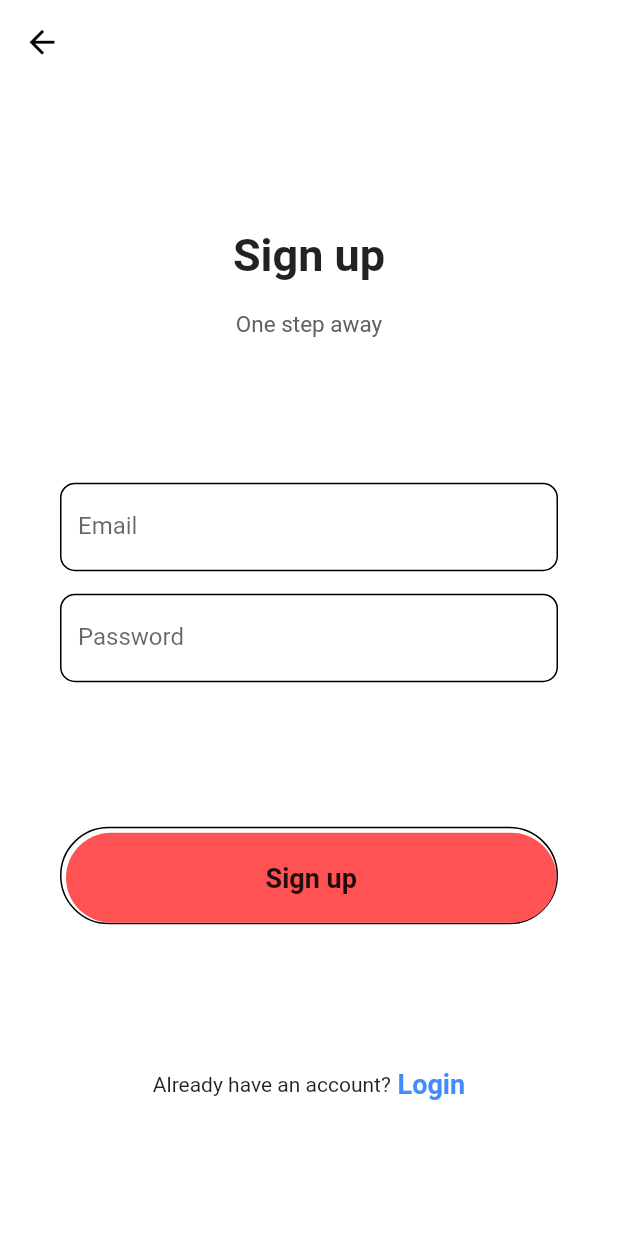
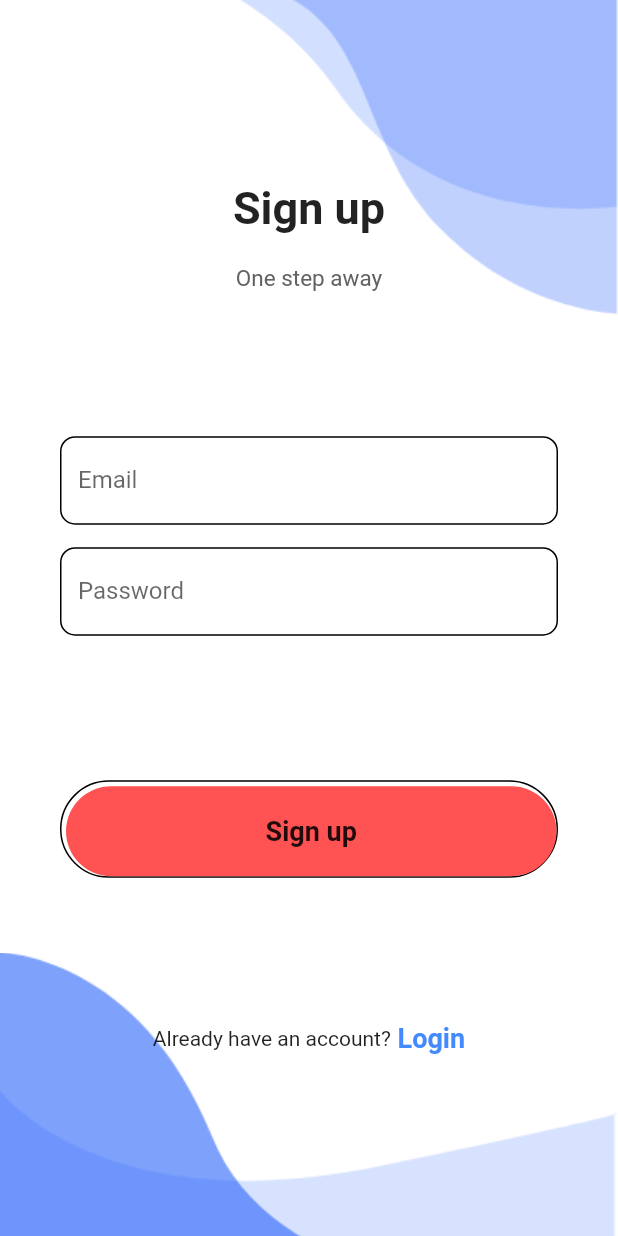
Before and after one commit to paras123yadav/DAPCL, a Flutter app: the screen it shows after launch, after a tap on "Sign up", on a phone screen of 412 x 824 dp. Run offline on Flutter 3.47's test engine with Material 2 defaults, Android fonts, the phone set to English and light mode, and no system bars; our stand-ins replace google_fonts; network calls fail.

Commit message:
added logo and styling to login page

```diff
--- /dev/null
+++ b/lib/CustomWidget/background.dart
@@ -0,0 +1,58 @@
+import 'package:flutter/material.dart';
+
+class Background extends StatelessWidget {
+  final Widget child;
+
+  const Background({
+    Key? key,
+    required this.child,
+  }) : super(key: key);
+
+  @override
+  Widget build(BuildContext context) {
+    Size size = MediaQuery.of(context).size;
+    return Container(
+      width: double.infinity,
+      height: size.height,
+      child: Stack(
+        alignment: Alignment.center,
+        children: <Widget>[
+          Positioned(
+            top: -50,
+            right: 0,
+            child: Image.asset(
+                "assets/top1.png",
+                width: size.width
+            ),
+          ),
+          Positioned(
+            top: -40,
+            right: 0,
+            child: Image.asset(
+                "assets/top2.png",
+                width: size.width
+            ),
+          ),
+          Positioned(
+              bottom: -60,
+              right: 0,
+            child: Image.asset(
+                "assets/bottom1.png",
+                width: size.width
+            ),
+          ),
+          Positioned(
+            bottom: -15,
+            right: 0,
+            child: Image.asset(
+                "assets/bottom2.png",
+                width: size.width
+            ),
+          ),
+
+          child
+        ],
+      ),
+    );
+  }
+}
--- a/lib/screens/login/login.dart
+++ b/lib/screens/login/login.dart
@@ -1,4 +1,6 @@
+import 'package:flutter/cupertino.dart';
 import 'package:flutter/material.dart';
+import 'package:ngo/CustomWidget/background.dart';
 import 'package:ngo/main.dart';
 import 'signup.dart';
 
@@ -9,24 +11,25 @@ class Login extends StatelessWidget {
   @override
   Widget build(BuildContext context) {
     return Scaffold(
-      resizeToAvoidBottomInset: true,
+      resizeToAvoidBottomInset: false,
       backgroundColor: Colors.white,
-      appBar: AppBar(
-        elevation: 0,
-        brightness: Brightness.light,
-        backgroundColor: Colors.white,
-        // leading: IconButton(
-        //   onPressed: () {
-        //     Navigator.pop(context);
-        //   },
-        //   icon: const Icon(
-        //     Icons.arrow_back_sharp,
-        //     size: 25,
-        //     color: Colors.black,
-        //   ),
+      // appBar: AppBar(
+      //   elevation: 0,
+      //   brightness: Brightness.light,
+      //   backgroundColor: Colors.white,
+      //   // leading: IconButton(
+      //   //   onPressed: () {
+      //   //     Navigator.pop(context);
+      //   //   },
+      //   //   icon: const Icon(
+      //   //     Icons.arrow_back_sharp,
+      //   //     size: 25,
+      //   //     color: Colors.black,
+      //   //   ),
+      //   // ),
       // ),
-      ),
-      body: SingleChildScrollView(
+      body: Background(
+        child: SingleChildScrollView(
           child: Container(
             padding: const EdgeInsets.symmetric(horizontal: 40),
             height: MediaQuery.of(context).size.height - 50,
@@ -36,6 +39,30 @@ class Login extends StatelessWidget {
               children: <Widget>[
                 Column(
                   children: <Widget>[
+                    Container(
+                      width: 130,
+                      height: 130,
+                      decoration: BoxDecoration(
+                          border: Border.all(
+                              width: 4,
+                              color: Theme.of(context).scaffoldBackgroundColor),
+                          boxShadow: [
+                            BoxShadow(
+                                spreadRadius: 2,
+                                blurRadius: 10,
+                                color: Colors.black.withOpacity(0.1),
+                                offset: Offset(0, 10))
+                          ],
+                          shape: BoxShape.circle,
+                          image: DecorationImage(
+                              fit: BoxFit.cover,
+                              image: NetworkImage(
+                                "https://images.pexels.com/photos/3307758/pexels-photo-3307758.jpeg?auto=compress&cs=tinysrgb&dpr=3&h=250",
+                              ))),
+                    ),
+                       SizedBox(
+                         height: MediaQuery.of(context).size.height*0.02,
+                       ),
                         const Text(
                           "Login",
                           style: TextStyle(
@@ -62,10 +89,10 @@ class Login extends StatelessWidget {
                         labelText: 'Email',
                         hintText: 'abcd@gmail.com',
                         focusedBorder: OutlineInputBorder(
-                        borderRadius: BorderRadius.all(Radius.circular(10.0)),
+                          borderRadius: BorderRadius.all(Radius.circular(20.0)),
                         ),
                         enabledBorder: OutlineInputBorder(
-                        borderRadius: BorderRadius.all(Radius.circular(10.0)),
+                          borderRadius: BorderRadius.all(Radius.circular(20.0)),
                         ),
                       ),
                       autofocus: false,
@@ -83,10 +110,10 @@ class Login extends StatelessWidget {
                         labelText: 'Password',
                         hintText: 'atleast 6 digits',
                         focusedBorder: OutlineInputBorder(
-                        borderRadius: BorderRadius.all(Radius.circular(10.0)),
+                          borderRadius: BorderRadius.all(Radius.circular(20.0)),
                         ),
                         enabledBorder: OutlineInputBorder(
-                        borderRadius: BorderRadius.all(Radius.circular(10.0)),
+                          borderRadius: BorderRadius.all(Radius.circular(20.0)),
                         ),
                       ),
                       autofocus: false,
@@ -97,7 +124,7 @@ class Login extends StatelessWidget {
                     Padding(
                       padding: const EdgeInsets.symmetric(horizontal: 40),
                       child: Container(
-                      padding: const EdgeInsets.only(top: 3, left: 3),
+                        padding: const EdgeInsets.only(top: 3, left: 3,right: 3),
                         decoration: BoxDecoration(
                             borderRadius: BorderRadius.circular(50),
                             border: const Border(
@@ -151,6 +178,7 @@ class Login extends StatelessWidget {
 
           ),
         ),
+      ),
     );
   }
 }
--- a/lib/screens/login/signup.dart
+++ b/lib/screens/login/signup.dart
@@ -1,4 +1,5 @@
 import 'package:flutter/material.dart';
+import 'package:ngo/CustomWidget/background.dart';
 import 'package:ngo/main.dart';
 import 'login.dart';
 
@@ -11,22 +12,22 @@ class Signup extends StatelessWidget {
     return Scaffold(
       resizeToAvoidBottomInset: true,
       backgroundColor: Colors.white,
-      appBar: AppBar(
-        elevation: 0,
-        brightness: Brightness.light,
-        backgroundColor: Colors.white,
-        leading: IconButton(
-          onPressed: () {
-            Navigator.pop(context);
-          },
-          icon: const Icon(
-            Icons.arrow_back_sharp,
-            size: 25,
-            color: Colors.black,
-          ),
-        ),
-      ),
-      body: SingleChildScrollView(
+      // appBar: AppBar(
+      //   elevation: 0,
+      //   brightness: Brightness.light,
+      //   backgroundColor: Colors.white,
+      //   leading: IconButton(
+      //     onPressed: () {
+      //       Navigator.pop(context);
+      //     },
+      //     icon: const Icon(
+      //       Icons.arrow_back_sharp,
+      //       size: 25,
+      //       color: Colors.black,
+      //     ),
+      //   ),
+      // ),
+      body: Background(
         child: Container(
           padding: const EdgeInsets.symmetric(horizontal: 40),
           height: MediaQuery.of(context).size.height - 50,
```
Also changed, not shown: assets/bottom1.png (added), assets/bottom2.png (added), assets/field.png (added), assets/top1.png (added), assets/top2.png (added). Lines whose indentation alone changed are shown as unchanged.
